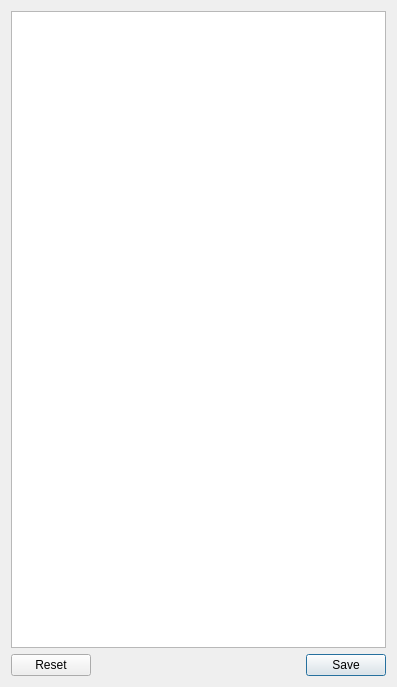
Qt form ui/ui_gpx_table_widget.ui (gltn/stdm) before a commit.
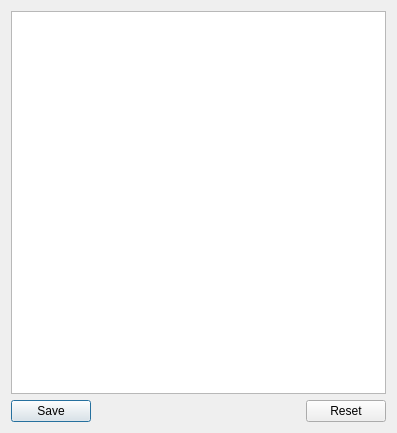
The same form after that commit.

Diff of the .ui file:
```diff
--- a/ui/ui_gpx_table_widget.ui
+++ b/ui/ui_gpx_table_widget.ui
@@ -7,7 +7,7 @@
     <x>0</x>
     <y>0</y>
     <width>397</width>
-    <height>687</height>
+    <height>433</height>
    </rect>
   </property>
   <property name="sizePolicy">
@@ -19,9 +19,18 @@
   <property name="windowTitle">
    <string>GPX Points</string>
   </property>
-  <layout class="QGridLayout" name="gridLayout">
-   <item row="0" column="0">
+  <layout class="QVBoxLayout" name="verticalLayout">
+   <item>
     <widget class="QTableWidget" name="tableWidget">
+     <property name="enabled">
+      <bool>true</bool>
+     </property>
+     <property name="sizePolicy">
+      <sizepolicy hsizetype="Expanding" vsizetype="Expanding">
+       <horstretch>0</horstretch>
+       <verstretch>0</verstretch>
+      </sizepolicy>
+     </property>
      <property name="focusPolicy">
       <enum>Qt::WheelFocus</enum>
      </property>
@@ -37,14 +46,21 @@
      <attribute name="verticalHeaderCascadingSectionResizes">
       <bool>true</bool>
      </attribute>
-     <attribute name="verticalHeaderStretchLastSection">
-      <bool>true</bool>
-     </attribute>
     </widget>
    </item>
-   <item row="1" column="0">
-    <layout class="QGridLayout" name="gridLayout_3">
-     <item row="0" column="1">
+   <item>
+    <layout class="QHBoxLayout" name="horizontalLayout">
+     <item>
+      <widget class="QPushButton" name="bt_save">
+       <property name="text">
+        <string>Save</string>
+       </property>
+       <property name="checkable">
+        <bool>false</bool>
+       </property>
+      </widget>
+     </item>
+     <item>
       <spacer name="horizontalSpacer">
        <property name="orientation">
         <enum>Qt::Horizontal</enum>
@@ -57,17 +73,7 @@
        </property>
       </spacer>
      </item>
-     <item row="0" column="2">
-      <widget class="QPushButton" name="bt_save">
-       <property name="text">
-        <string>Save</string>
-       </property>
-       <property name="checkable">
-        <bool>false</bool>
-       </property>
-      </widget>
-     </item>
-     <item row="0" column="0">
+     <item>
       <widget class="QPushButton" name="bt_reset">
        <property name="text">
         <string>Reset</string>
```
Left out of the diff: 2 changed lines with no effect on the pictures.
